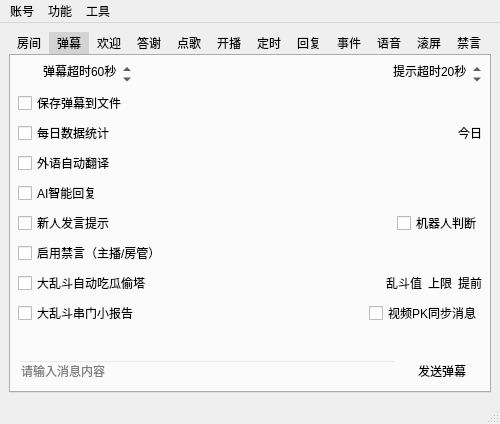
Above: mainwindow.ui from iwxyi/Bilibili-MagicalDanmaku before the change. Below: the same form after it.
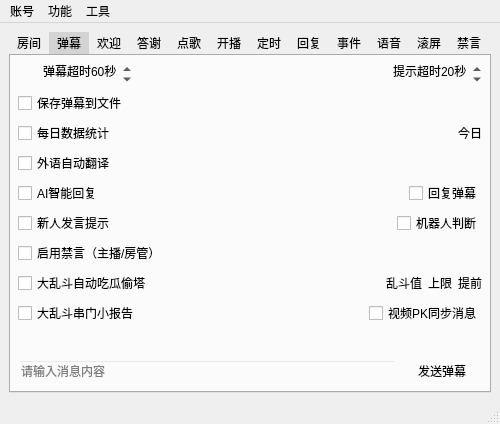
That is the form after the change. The open tabs and pages were chosen to show the change. Icons and pictures are not drawn. Custom widgets are drawn as their Qt base class.

Commit message: 添加AI回复弹幕

```diff
--- a/mainwindow.ui
+++ b/mainwindow.ui
@@ -339,7 +339,7 @@
          </layout>
         </item>
         <item>
-         <layout class="QHBoxLayout" name="horizontalLayout_11">
+         <layout class="QHBoxLayout" name="horizontalLayout_11" stretch="1,0">
           <property name="topMargin">
            <number>0</number>
           </property>
@@ -353,6 +353,16 @@
             </property>
            </widget>
           </item>
+          <item>
+           <widget class="QCheckBox" name="AIReplyMsgCheck">
+            <property name="toolTip">
+             <string>&lt;html&gt;&lt;head/&gt;&lt;body&gt;&lt;p&gt;开启后，发送AI回复的弹幕&lt;/p&gt;&lt;p&gt;否则只是本地显示&lt;/p&gt;&lt;/body&gt;&lt;/html&gt;</string>
+            </property>
+            <property name="text">
+             <string>回复弹幕</string>
+            </property>
+           </widget>
+          </item>
          </layout>
         </item>
         <item>
```
Left out of the diff: 4 changed lines with no effect on the pictures. The commit also changes 4 other files.
